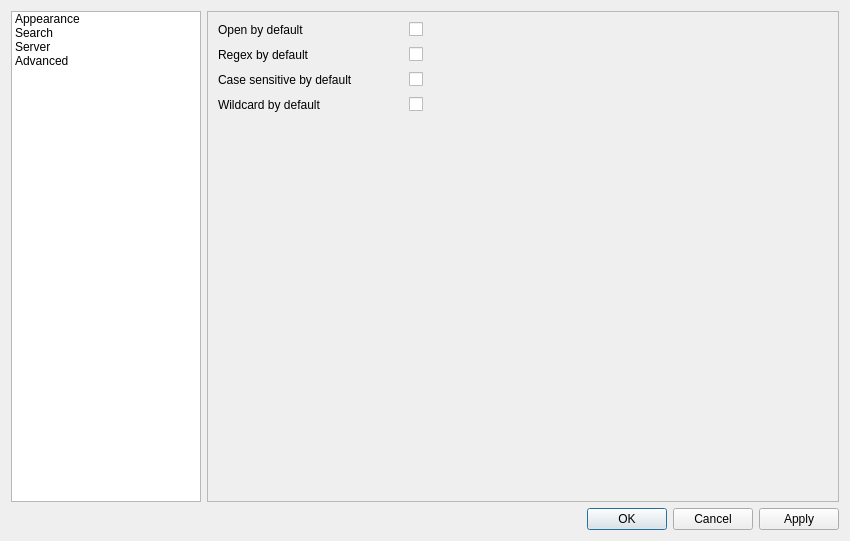
Old version of the form cutelog/resources/ui/settings_dialog.ui in the repository busimus/cutelog.
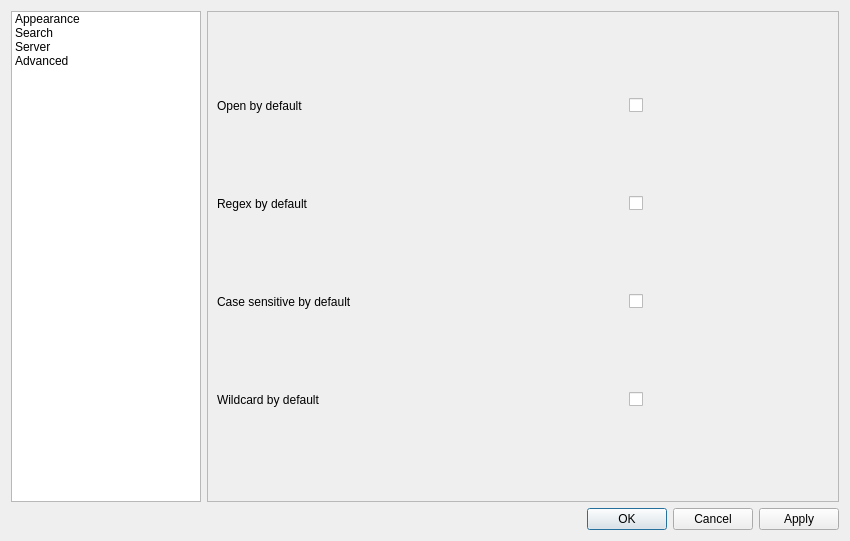
New version of the form. The open tabs and pages were chosen to show the change.

Commit message: Settings dialog: Made the Search page resizeable.

The edit to the form file:
```diff
--- a/cutelog/resources/ui/settings_dialog.ui
+++ b/cutelog/resources/ui/settings_dialog.ui
@@ -193,90 +193,71 @@
       </widget>
      </widget>
      <widget class="QWidget" name="pageSearch">
-      <widget class="QWidget" name="gridLayoutWidget_2">
-       <property name="geometry">
-        <rect>
-         <x>10</x>
-         <y>10</y>
-         <width>371</width>
-         <height>301</height>
-        </rect>
-       </property>
        <layout class="QGridLayout" name="gridLayout_2">
-        <property name="spacing">
-         <number>10</number>
-        </property>
-        <item row="4" column="0">
-         <spacer name="verticalSpacer_2">
-          <property name="orientation">
-           <enum>Qt::Vertical</enum>
-          </property>
-          <property name="sizeHint" stdset="0">
-           <size>
-            <width>20</width>
-            <height>40</height>
-           </size>
-          </property>
-         </spacer>
-        </item>
-        <item row="3" column="0">
+       <item row="3" column="0" colspan="2">
+        <widget class="QLabel" name="label_12">
+         <property name="text">
+          <string>Case sensitive by default</string>
+         </property>
+        </widget>
+       </item>
+       <item row="0" column="0" colspan="2">
+        <widget class="QLabel" name="label_13">
+         <property name="text">
+          <string>Open by default</string>
+         </property>
+        </widget>
+       </item>
+       <item row="1" column="2">
+        <widget class="QCheckBox" name="searchRegexDefaultCheckBox">
+         <property name="text">
+          <string/>
+         </property>
+        </widget>
+       </item>
+       <item row="0" column="2">
+        <widget class="QCheckBox" name="searchOpenDefaultCheckBox">
+         <property name="text">
+          <string/>
+         </property>
+        </widget>
+       </item>
+       <item row="4" column="0" colspan="2">
          <widget class="QLabel" name="label_11">
           <property name="text">
            <string>Wildcard by default</string>
           </property>
          </widget>
         </item>
-        <item row="3" column="1">
+       <item row="4" column="2">
          <widget class="QCheckBox" name="searchWildcardDefaultCheckBox">
           <property name="text">
            <string/>
           </property>
          </widget>
         </item>
-        <item row="2" column="0">
-         <widget class="QLabel" name="label_12">
-          <property name="text">
-           <string>Case sensitive by default</string>
-          </property>
-         </widget>
-        </item>
-        <item row="2" column="1">
+       <item row="3" column="2">
          <widget class="QCheckBox" name="searchCaseSensitiveDefaultCheckBox">
           <property name="text">
            <string/>
           </property>
          </widget>
         </item>
-        <item row="1" column="0">
+       <item row="1" column="0" colspan="2">
          <widget class="QLabel" name="label_5">
           <property name="text">
            <string>Regex by default</string>
           </property>
          </widget>
         </item>
-        <item row="1" column="1">
-         <widget class="QCheckBox" name="searchRegexDefaultCheckBox">
-          <property name="text">
-           <string/>
-          </property>
-         </widget>
-        </item>
-        <item row="0" column="0">
-         <widget class="QLabel" name="label_13">
-          <property name="text">
-           <string>Open by default</string>
-          </property>
-         </widget>
-        </item>
-        <item row="0" column="1">
-         <widget class="QCheckBox" name="searchOpenDefaultCheckBox">
-          <property name="text">
-           <string/>
-          </property>
-         </widget>
-        </item>
-       </layout>
-      </widget>
+       <item row="5" column="0" colspan="3">
+        <spacer name="verticalSpacer_2">
+         <property name="orientation">
+          <enum>Qt::Vertical</enum>
+         </property>
+        </spacer>
+       </item>
+      </layout>
      </widget>
      <widget class="QWidget" name="pageServer">
       <layout class="QGridLayout" name="gridLayout_3">
```
Left out of the diff: 2 changed lines with no effect on the pictures. Lines whose indentation alone changed are shown as unchanged.
